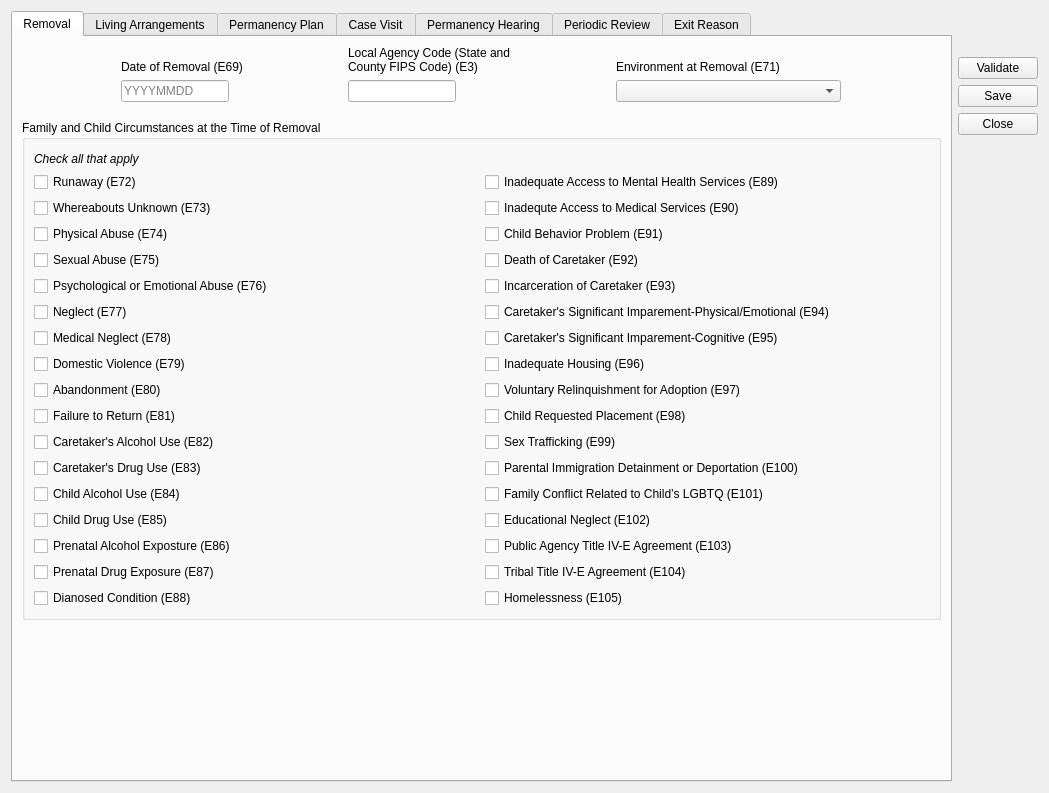
The window that ui/ui_removal2020.ui (zstamper/AFCARS-AXE) describes before a commit, drawn with Qt 5.
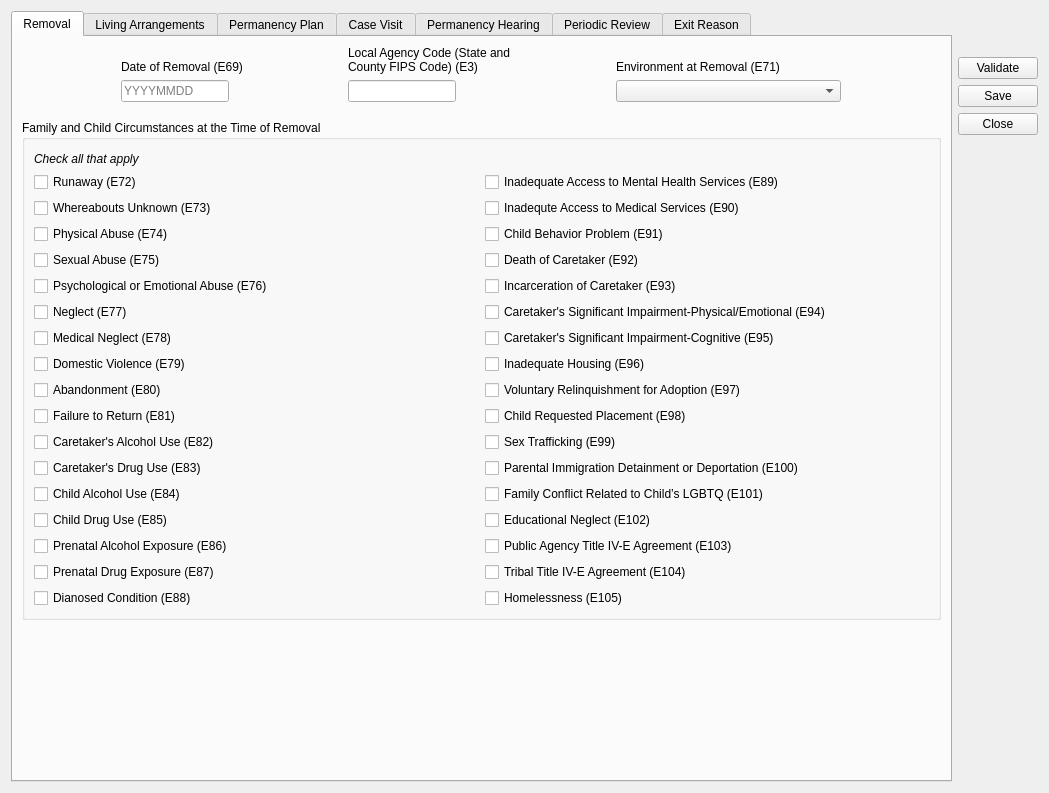
The same window after the commit.

Patch:
```diff
--- a/ui/ui_removal2020.ui
+++ b/ui/ui_removal2020.ui
@@ -204,7 +204,7 @@
             <item row="6" column="1">
              <widget class="QCheckBox" name="e95">
               <property name="text">
-               <string>Caretaker's Significant Imparement-Cognitive (E95)</string>
+               <string>Caretaker's Significant Impairment-Cognitive (E95)</string>
               </property>
              </widget>
             </item>
@@ -351,7 +351,7 @@
             <item row="5" column="1">
              <widget class="QCheckBox" name="e94">
               <property name="text">
-               <string>Caretaker's Significant Imparement-Physical/Emotional (E94)</string>
+               <string>Caretaker's Significant Impairment-Physical/Emotional (E94)</string>
               </property>
              </widget>
             </item>
@@ -421,7 +421,7 @@
             <item row="14" column="0">
              <widget class="QCheckBox" name="e86">
               <property name="text">
-               <string>Prenatal Alcohol Exposture (E86)</string>
+               <string>Prenatal Alcohol Exposure (E86)</string>
               </property>
              </widget>
             </item>
```
